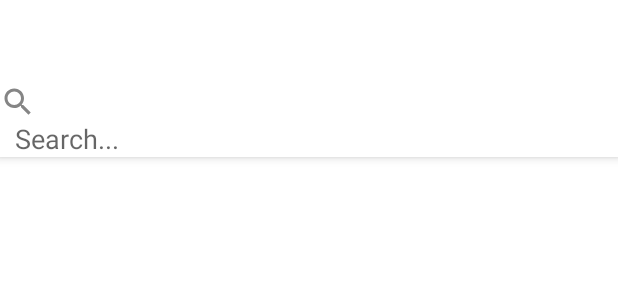
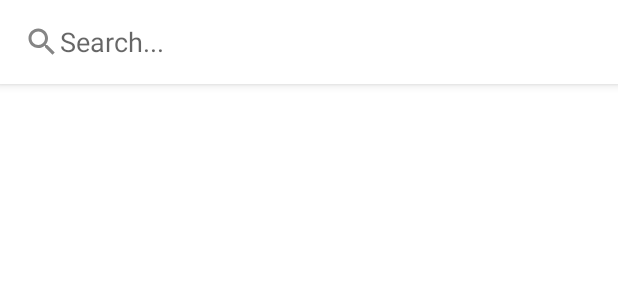
Before and after one commit to MykeDuong/Funstagram, an Android app: the layout fragment_search.xml on its own in the app's theme, with its tools: preview values and no code run, on a phone screen of 412 x 824 dp. Shown: the top 300 px of the screen. Run offline under Robolectric (Android 15) with nearby library versions, the phone set to English and light mode, and no system bars.

Commit message:
Edit Post Adapter

```diff
--- a/app/src/main/java/com/minhsoumay/funstagram/Adapter/PostAdapter.java
+++ b/app/src/main/java/com/minhsoumay/funstagram/Adapter/PostAdapter.java
@@ -20,6 +20,7 @@ import com.google.firebase.database.ValueEventListener;
 import com.minhsoumay.funstagram.Model.Post;
 import com.minhsoumay.funstagram.Model.User;
 import com.minhsoumay.funstagram.R;
+import com.squareup.picasso.Picasso;
 
 import java.util.List;
 
@@ -45,6 +46,8 @@ public class PostAdapter extends RecyclerView.Adapter<PostAdapter.Viewholder>{
     public void onBindViewHolder(@NonNull Viewholder holder, int position) {
         firebaseUser = FirebaseAuth.getInstance().getCurrentUser();
         Post post = mposts.get(position);
+
+        //Picasso.get().load(post.getImage_URL()).placeholder(R.drawable.placeholder).into(holder.postImage);
 
         FirebaseDatabase.getInstance().getReference().child("Users").child(post.getPublisher()).addValueEventListener(new ValueEventListener() {
             @Override
--- a/app/src/main/java/com/minhsoumay/funstagram/Fragments/HomeFragment.java
+++ b/app/src/main/java/com/minhsoumay/funstagram/Fragments/HomeFragment.java
@@ -24,7 +24,6 @@ import java.util.ArrayList;
 import java.util.List;
 
 public class HomeFragment extends Fragment {
-
 
     private RecyclerView recyclerViewPosts;
     private PostAdapter postAdapter;
--- a/app/src/main/java/com/minhsoumay/funstagram/LoginActivity.java
+++ b/app/src/main/java/com/minhsoumay/funstagram/LoginActivity.java
@@ -66,7 +66,6 @@ public class LoginActivity extends AppCompatActivity {
     }
 
     private void loginUser(String email, String password) {
-        System.out.println("Logging in...");
         mAuth.signInWithEmailAndPassword(email, password).addOnCompleteListener(new OnCompleteListener<AuthResult>() {
             @Override
             public void onComplete(@NonNull Task<AuthResult> task) {
--- a/app/src/main/res/layout/fragment_search.xml
+++ b/app/src/main/res/layout/fragment_search.xml
@@ -15,7 +15,7 @@
                 android:layout_width="match_parent"
                 android:layout_height="wrap_content"
                 android:id="@+id/toolbar"
-            android:background="?android:attr/windowBackground"/>
+                android:background="?android:attr/windowBackground">
 
                 <ImageView
                     android:layout_width="wrap_content"
@@ -29,6 +29,7 @@
                     android:background="@android:color/transparent"
                     android:hint="Search..."
                     android:layout_marginStart="10dp"/>
+            </androidx.appcompat.widget.Toolbar>
     </com.google.android.material.appbar.AppBarLayout>
 
     <androidx.core.widget.NestedScrollView
```
Also changed, not shown: app/src/main/res/drawable-mdpi/placeholder.jpg (added). Lines whose indentation alone changed are shown as unchanged.
